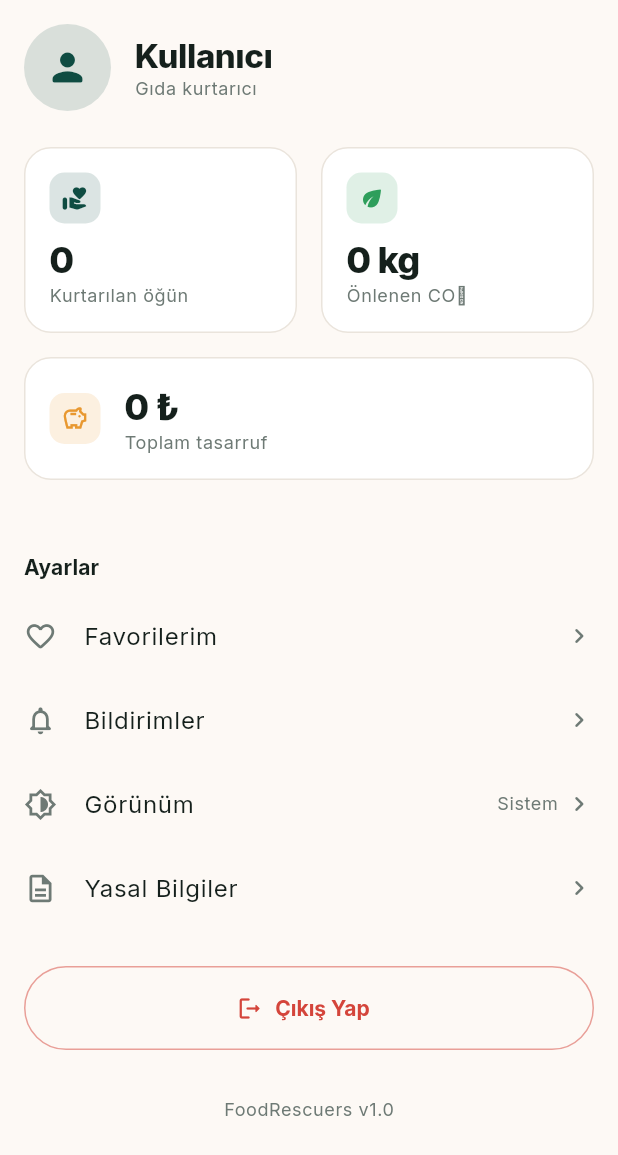
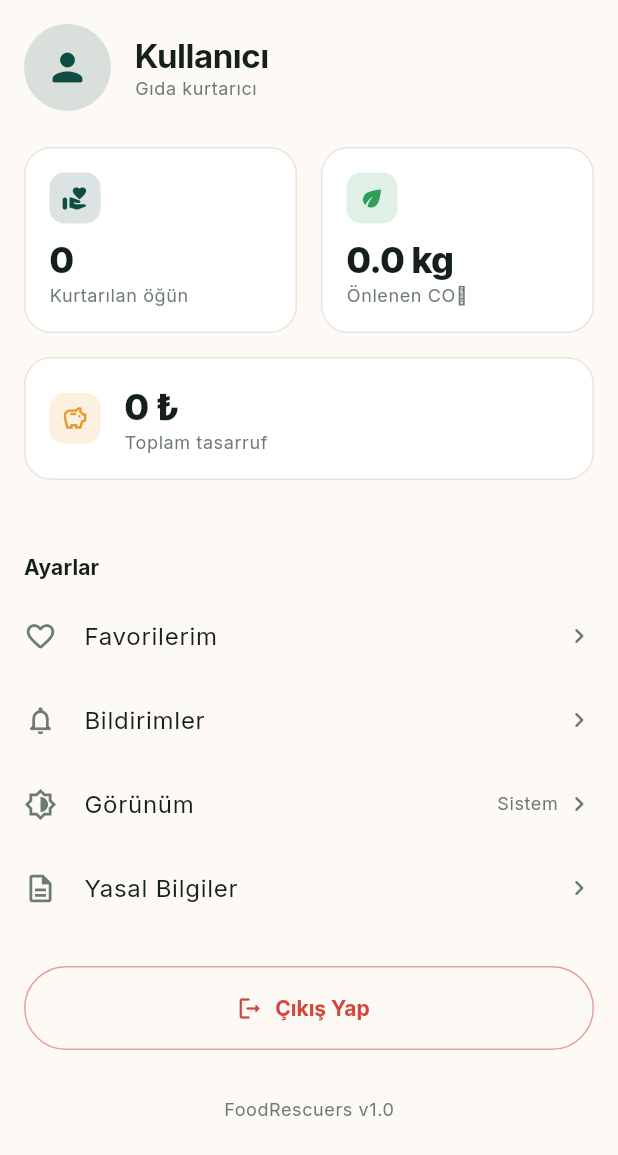
Before and after one commit to ulcnzey/food-rescuers, a Flutter app: the ProfileScreen screen opened directly, on a phone screen of 412 x 824 dp. Shown: the top 1155 px of the screen. Run offline on Flutter 3.47's test engine with Material 3 defaults, Android fonts, the phone set to English and light mode, and no system bars; our stand-ins replace flutter_image_compress, flutter_map, flutter_riverpod, geolocator, google_fonts, image_picker and 4 more; missing offline and left inert: mobile_scanner; accounts and stored records are empty; network calls fail; statements that could not run were skipped.

Commit message:
feat(profile): connect impact stats to real reservation data

```diff
--- a/lib/features/profile/presentation/screens/profile_screen.dart
+++ b/lib/features/profile/presentation/screens/profile_screen.dart
@@ -1,6 +1,7 @@
 import 'package:flutter/material.dart';
 import 'package:flutter_riverpod/flutter_riverpod.dart';
 
+import '../../../../core/animations/app_animations.dart';
 import '../../../../core/theme/app_colors.dart';
 import '../../../../core/theme/app_spacing.dart';
 import '../../../../core/theme/theme_controller.dart';
@@ -10,6 +11,7 @@ import '../../../business/domain/entities/business.dart';
 import '../../../business/presentation/controllers/business_controller.dart';
 import '../../../business/presentation/screens/business_dashboard_screen.dart';
 import '../../../business/presentation/screens/business_setup_screen.dart';
+import '../../../reservations/presentation/controllers/reservation_controller.dart';
 
 class ProfileScreen extends ConsumerWidget {
   const ProfileScreen({super.key});
@@ -55,12 +57,16 @@ class ProfileScreen extends ConsumerWidget {
     final businessAsync = ref.watch(myBusinessProvider);
     final themeMode = ref.watch(themeControllerProvider);
 
+    // Etki istatistikleri tamamlanan rezervasyonlardan hesaplanir.
+    final stats = ref.watch(myImpactProvider).valueOrNull;
+
     return Scaffold(
       body: SafeArea(
         child: RefreshIndicator(
           onRefresh: () async {
             ref.invalidate(profileProvider);
             ref.invalidate(myBusinessProvider);
+            ref.invalidate(myImpactProvider);
           },
           child: ListView(
             padding: const EdgeInsets.all(AppSpacing.md),
@@ -92,11 +98,12 @@ class ProfileScreen extends ConsumerWidget {
                               : 'Kullanıcı',
                           maxLines: 1,
                           overflow: TextOverflow.ellipsis,
-                          style: theme.textTheme.titleLarge
-                              ?.copyWith(fontWeight: FontWeight.w800),
+                          style: theme.textTheme.titleLarge,
                         ),
                         Text(
-                          'Gıda kurtarıcı',
+                          (stats?.savedMeals ?? 0) > 0
+                              ? '${stats!.savedMeals} öğün kurtardın'
+                              : 'Gıda kurtarıcı',
                           style: theme.textTheme.bodySmall?.copyWith(
                             color: theme.colorScheme.onSurfaceVariant,
                           ),
@@ -109,13 +116,13 @@ class ProfileScreen extends ConsumerWidget {
 
               const SizedBox(height: AppSpacing.lg),
 
-              // ---- Etki kartlari
+              // ---- Etki kartlari (gercek veri)
               Row(
                 children: [
                   Expanded(
                     child: _ImpactCard(
                       icon: Icons.volunteer_activism_rounded,
-                      value: '0',
+                      value: (stats?.savedMeals ?? 0).toDouble(),
                       label: 'Kurtarılan öğün',
                       color: AppColors.primary,
                     ),
@@ -124,7 +131,9 @@ class ProfileScreen extends ConsumerWidget {
                   Expanded(
                     child: _ImpactCard(
                       icon: Icons.eco_rounded,
-                      value: '0 kg',
+                      value: stats?.co2Kg ?? 0,
+                      suffix: ' kg',
+                      decimals: 1,
                       label: 'Önlenen CO₂',
                       color: AppColors.success,
                     ),
@@ -134,7 +143,8 @@ class ProfileScreen extends ConsumerWidget {
               const SizedBox(height: AppSpacing.md),
               _ImpactCard(
                 icon: Icons.savings_outlined,
-                value: '0 ₺',
+                value: stats?.savedMoney ?? 0,
+                suffix: ' ₺',
                 label: 'Toplam tasarruf',
                 color: AppColors.secondary,
                 wide: true,
@@ -305,18 +315,30 @@ class _ImpactCard extends StatelessWidget {
     required this.value,
     required this.label,
     required this.color,
+    this.suffix = '',
+    this.decimals = 0,
     this.wide = false,
   });
 
   final IconData icon;
-  final String value;
+  final double value;
   final String label;
   final Color color;
+  final String suffix;
+  final int decimals;
   final bool wide;
 
   @override
   Widget build(BuildContext context) {
     final theme = Theme.of(context);
+
+    // Sayac animasyonu: deger sifirdan hedefe dogru artar.
+    final counter = CounterText(
+      value: value,
+      suffix: suffix,
+      decimals: decimals,
+      style: theme.textTheme.headlineSmall,
+    );
 
     return Container(
       padding: const EdgeInsets.all(AppSpacing.md),
@@ -333,11 +355,7 @@ class _ImpactCard extends StatelessWidget {
                 Column(
                   crossAxisAlignment: CrossAxisAlignment.start,
                   children: [
-                    Text(
-                      value,
-                      style: theme.textTheme.headlineSmall
-                          ?.copyWith(fontWeight: FontWeight.w800),
-                    ),
+                    counter,
                     Text(
                       label,
                       style: theme.textTheme.bodySmall?.copyWith(
@@ -353,11 +371,7 @@ class _ImpactCard extends StatelessWidget {
               children: [
                 _iconBox(color, icon),
                 const SizedBox(height: AppSpacing.sm),
-                Text(
-                  value,
-                  style: theme.textTheme.headlineSmall
-                      ?.copyWith(fontWeight: FontWeight.w800),
-                ),
+                counter,
                 Text(
                   label,
                   style: theme.textTheme.bodySmall?.copyWith(
@@ -473,12 +487,26 @@ class _MyBusinessTile extends StatelessWidget {
           child: Row(
             children: [
               Container(
-                padding: const EdgeInsets.all(10),
+                width: 44,
+                height: 44,
                 decoration: BoxDecoration(
                   color: accent.withValues(alpha: 0.15),
                   borderRadius: BorderRadius.circular(AppSpacing.radiusMd),
                 ),
-                child: Icon(
+                clipBehavior: Clip.antiAlias,
+                child: business.logoUrl != null
+                    ? Image.network(
+                        business.logoUrl!,
+                        fit: BoxFit.cover,
+                        errorBuilder: (_, _, _) => Icon(
+                          business.isIndividual
+                              ? Icons.volunteer_activism_rounded
+                              : Icons.storefront_rounded,
+                          color: accent,
+                          size: 22,
+                        ),
+                      )
+                    : Icon(
                         business.isIndividual
                             ? Icons.volunteer_activism_rounded
                             : Icons.storefront_rounded,
```
Lines whose indentation alone changed are shown as unchanged.
